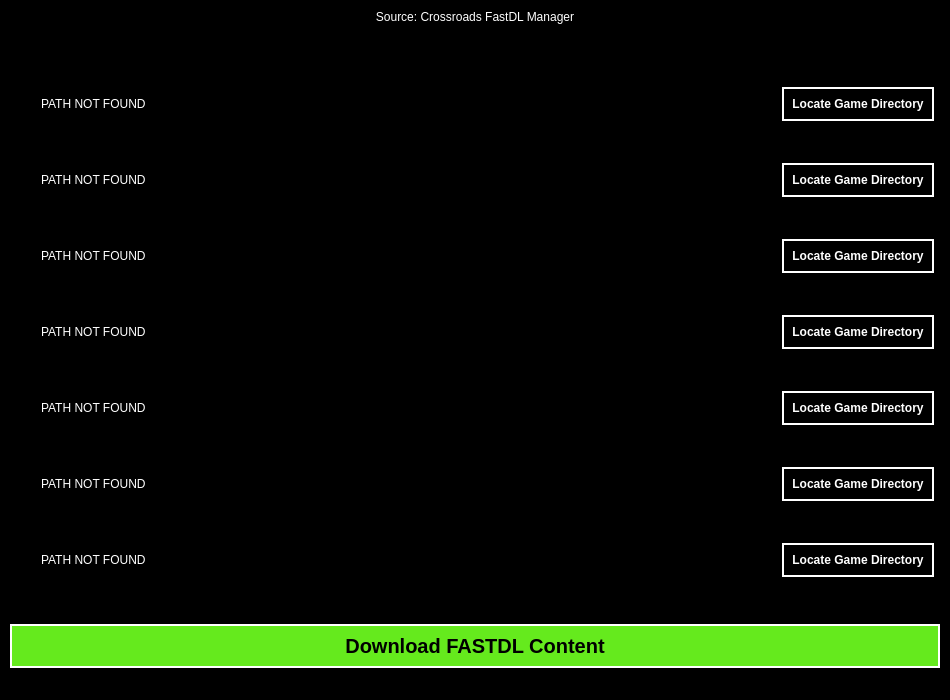
Before: the Qt Designer form Uis/main.ui in dilbertron2/crossroads-sync-program, drawn with Qt 5.
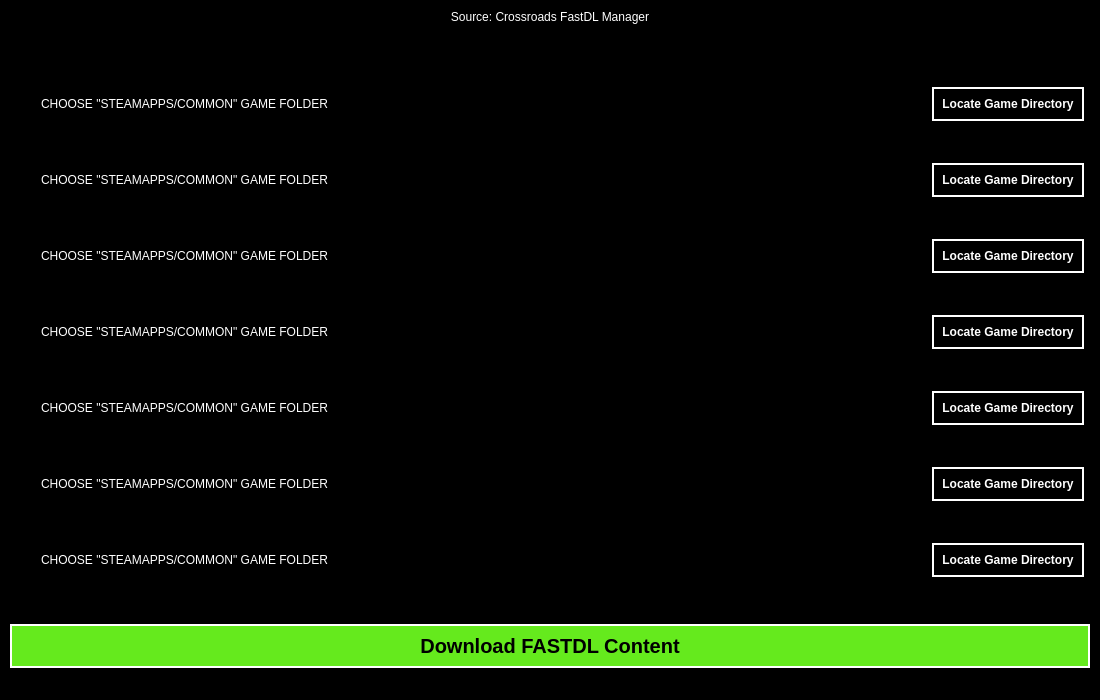
After: the same form once the commit is applied. Icons and pictures are not drawn.

```diff
--- a/Uis/main.ui
+++ b/Uis/main.ui
@@ -6,19 +6,13 @@
    <rect>
     <x>0</x>
     <y>0</y>
-    <width>950</width>
+    <width>1100</width>
     <height>700</height>
    </rect>
   </property>
   <property name="minimumSize">
    <size>
-    <width>950</width>
-    <height>700</height>
-   </size>
-  </property>
-  <property name="maximumSize">
-   <size>
-    <width>950</width>
+    <width>1100</width>
     <height>700</height>
    </size>
   </property>
@@ -84,7 +78,7 @@
        <enum>Qt::ScrollBarAsNeeded</enum>
       </property>
       <property name="horizontalScrollBarPolicy">
-       <enum>Qt::ScrollBarAlwaysOff</enum>
+       <enum>Qt::ScrollBarAsNeeded</enum>
       </property>
       <property name="sizeAdjustPolicy">
        <enum>QAbstractScrollArea::AdjustToContents</enum>
@@ -100,8 +94,8 @@
         <rect>
          <x>0</x>
          <y>0</y>
-         <width>928</width>
-         <height>549</height>
+         <width>1078</width>
+         <height>570</height>
         </rect>
        </property>
        <property name="sizePolicy">
@@ -148,27 +142,20 @@
         <item row="0" column="2">
          <widget class="QLabel" name="TF2_path_label">
           <property name="sizePolicy">
-           <sizepolicy hsizetype="Maximum" vsizetype="Maximum">
+           <sizepolicy hsizetype="Expanding" vsizetype="Maximum">
             <horstretch>0</horstretch>
             <verstretch>0</verstretch>
            </sizepolicy>
           </property>
-          <property name="maximumSize">
-           <size>
-            <width>650</width>
-            <height>450</height>
-           </size>
-          </property>
           <property name="autoFillBackground">
            <bool>false</bool>
           </property>
           <property name="styleSheet">
-           <string notr="true">color: rgb(255, 255, 255);
-background-color: black;
-font: 12pt &quot;VCR OSD Mono&quot;;</string>
+           <string notr="true">color: #fff;
+background-color: #000;</string>
           </property>
           <property name="text">
-           <string>PATH NOT FOUND</string>
+           <string>CHOOSE &quot;STEAMAPPS/COMMON&quot; GAME FOLDER</string>
           </property>
           <property name="scaledContents">
            <bool>false</bool>
@@ -316,6 +303,12 @@
         </item>
         <item row="1" column="2">
          <widget class="QLabel" name="HLDMS_path_label">
+          <property name="sizePolicy">
+           <sizepolicy hsizetype="Expanding" vsizetype="Maximum">
+            <horstretch>0</horstretch>
+            <verstretch>0</verstretch>
+           </sizepolicy>
+          </property>
           <property name="autoFillBackground">
            <bool>false</bool>
           </property>
@@ -325,7 +318,7 @@
 font: 12pt &quot;VCR OSD Mono&quot;;</string>
           </property>
           <property name="text">
-           <string>PATH NOT FOUND</string>
+           <string>CHOOSE &quot;STEAMAPPS/COMMON&quot; GAME FOLDER</string>
           </property>
           <property name="alignment">
            <set>Qt::AlignLeading|Qt::AlignLeft|Qt::AlignVCenter</set>
@@ -563,6 +556,12 @@
         </item>
         <item row="2" column="2">
          <widget class="QLabel" name="HL2DM_path_label">
+          <property name="sizePolicy">
+           <sizepolicy hsizetype="Expanding" vsizetype="Maximum">
+            <horstretch>0</horstretch>
+            <verstretch>0</verstretch>
+           </sizepolicy>
+          </property>
           <property name="autoFillBackground">
            <bool>false</bool>
           </property>
@@ -572,7 +571,7 @@
 font: 12pt &quot;VCR OSD Mono&quot;;</string>
           </property>
           <property name="text">
-           <string>PATH NOT FOUND</string>
+           <string>CHOOSE &quot;STEAMAPPS/COMMON&quot; GAME FOLDER</string>
           </property>
           <property name="alignment">
            <set>Qt::AlignLeading|Qt::AlignLeft|Qt::AlignVCenter</set>
@@ -581,6 +580,12 @@
         </item>
         <item row="3" column="2">
          <widget class="QLabel" name="DOD_path_label">
+          <property name="sizePolicy">
+           <sizepolicy hsizetype="Expanding" vsizetype="Maximum">
+            <horstretch>0</horstretch>
+            <verstretch>0</verstretch>
+           </sizepolicy>
+          </property>
           <property name="autoFillBackground">
            <bool>false</bool>
           </property>
@@ -590,7 +595,7 @@
 font: 12pt &quot;VCR OSD Mono&quot;;</string>
           </property>
           <property name="text">
-           <string>PATH NOT FOUND</string>
+           <string>CHOOSE &quot;STEAMAPPS/COMMON&quot; GAME FOLDER</string>
           </property>
           <property name="alignment">
            <set>Qt::AlignLeading|Qt::AlignLeft|Qt::AlignVCenter</set>
@@ -615,6 +620,12 @@
         </item>
         <item row="4" column="2">
          <widget class="QLabel" name="L4D2_path_label">
+          <property name="sizePolicy">
+           <sizepolicy hsizetype="Expanding" vsizetype="Maximum">
+            <horstretch>0</horstretch>
+            <verstretch>0</verstretch>
+           </sizepolicy>
+          </property>
           <property name="autoFillBackground">
            <bool>false</bool>
           </property>
@@ -624,7 +635,7 @@
 font: 12pt &quot;VCR OSD Mono&quot;;</string>
           </property>
           <property name="text">
-           <string>PATH NOT FOUND</string>
+           <string>CHOOSE &quot;STEAMAPPS/COMMON&quot; GAME FOLDER</string>
           </property>
           <property name="alignment">
            <set>Qt::AlignLeading|Qt::AlignLeft|Qt::AlignVCenter</set>
@@ -725,6 +736,12 @@
         </item>
         <item row="5" column="2">
          <widget class="QLabel" name="CSS_path_label">
+          <property name="sizePolicy">
+           <sizepolicy hsizetype="Expanding" vsizetype="Maximum">
+            <horstretch>0</horstretch>
+            <verstretch>0</verstretch>
+           </sizepolicy>
+          </property>
           <property name="autoFillBackground">
            <bool>false</bool>
           </property>
@@ -734,7 +751,7 @@
 font: 12pt &quot;VCR OSD Mono&quot;;</string>
           </property>
           <property name="text">
-           <string>PATH NOT FOUND</string>
+           <string>CHOOSE &quot;STEAMAPPS/COMMON&quot; GAME FOLDER</string>
           </property>
           <property name="alignment">
            <set>Qt::AlignLeading|Qt::AlignLeft|Qt::AlignVCenter</set>
@@ -772,6 +789,12 @@
         </item>
         <item row="6" column="2">
          <widget class="QLabel" name="CSGO_path_label">
+          <property name="sizePolicy">
+           <sizepolicy hsizetype="Expanding" vsizetype="Maximum">
+            <horstretch>0</horstretch>
+            <verstretch>0</verstretch>
+           </sizepolicy>
+          </property>
           <property name="autoFillBackground">
            <bool>false</bool>
           </property>
@@ -781,7 +804,7 @@
 font: 12pt &quot;VCR OSD Mono&quot;;</string>
           </property>
           <property name="text">
-           <string>PATH NOT FOUND</string>
+           <string>CHOOSE &quot;STEAMAPPS/COMMON&quot; GAME FOLDER</string>
           </property>
           <property name="alignment">
            <set>Qt::AlignLeading|Qt::AlignLeft|Qt::AlignVCenter</set>
```
Left out of the diff: 21 changed lines with no effect on the pictures.
